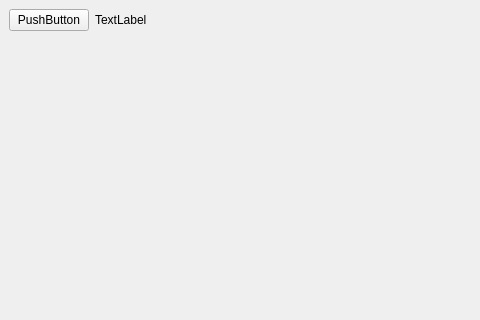
First picture: the form in mainwindow.ui, repository horvathzoltan/biovitality, before the edit; both pictures show x 0 to 480 and y 0 to 320 of the 986 by 568 pixel window.
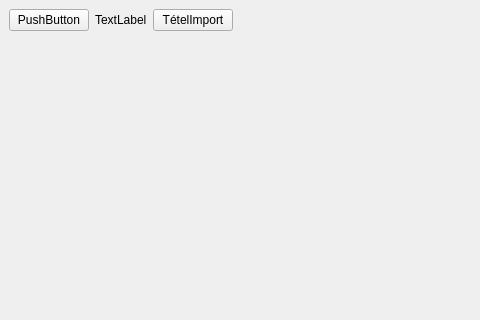
Second picture: the form after the edit.

The edit to the form file:
```diff
--- a/mainwindow.ui
+++ b/mainwindow.ui
@@ -31,6 +31,13 @@
         </property>
        </widget>
       </item>
+      <item>
+       <widget class="QPushButton" name="pushButton_tetelImport">
+        <property name="text">
+         <string>TételImport</string>
+        </property>
+       </widget>
+      </item>
       <item>
        <spacer name="horizontalSpacer">
         <property name="orientation">
```
